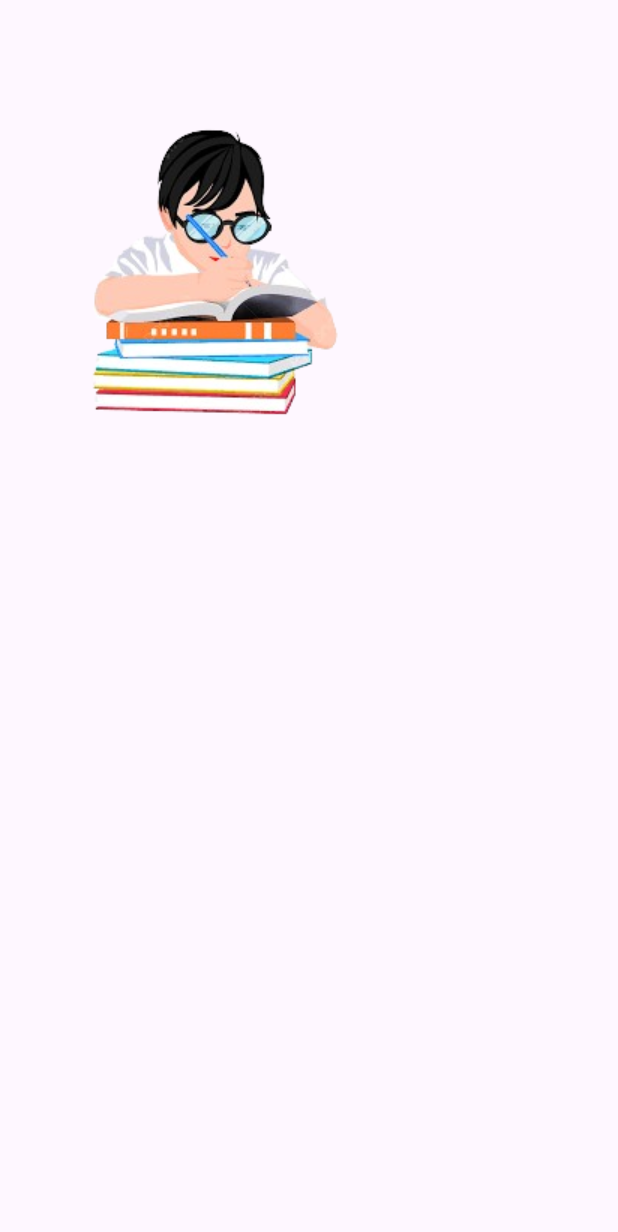
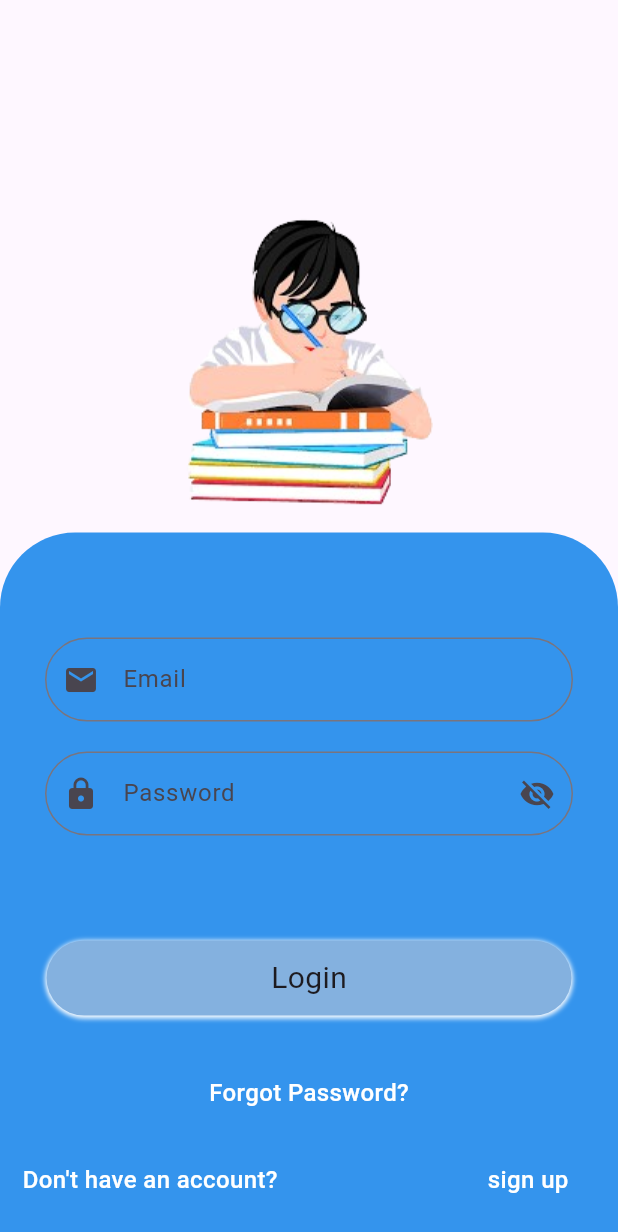
Before and after one commit to HajatAli777/firstapp, a Flutter app: the screen it shows after launch, on a phone screen of 412 x 824 dp. Shown: the top 1232 px of the screen. Run offline on Flutter 3.47's test engine with Material 3 defaults, Android fonts, the phone set to English and light mode, and no system bars; our stand-ins replace get.

Commit message:
Add login screen with email and password fields, and primary button

```diff
--- /dev/null
+++ b/lib/constants/primary_button.dart
@@ -0,0 +1,30 @@
+import 'package:firstapp/utills/colors.dart';
+import 'package:flutter/material.dart';
+
+class PrimaryButton extends StatelessWidget {
+  final String title;
+  const PrimaryButton({super.key, required this.title});
+
+  @override
+  Widget build(BuildContext context) {
+    return Container(
+      width: 350,
+      height: 50,
+      decoration: BoxDecoration(
+        color: AppColors.primaryLightColor,
+        borderRadius: BorderRadius.circular(50),
+        boxShadow: [
+          BoxShadow(
+            color: AppColors.secondaryColor,
+            spreadRadius: 1,
+            blurRadius: 2,
+            offset: const Offset(0, 1),
+          ),
+        ],
+      ),
+      child: Center(
+        child: Text(title, style: TextStyle(fontSize: 20, fontWeight: FontWeight.w400),),
+      ),
+    );
+  }
+}
--- a/lib/screens/login_screen.dart
+++ b/lib/screens/login_screen.dart
@@ -1,3 +1,5 @@
+import 'package:firstapp/constants/primary_button.dart';
+import 'package:firstapp/utills/colors.dart';
 import 'package:flutter/material.dart';
 
 class LoginScreen extends StatelessWidget {
@@ -6,11 +8,84 @@ class LoginScreen extends StatelessWidget {
   @override
   Widget build(BuildContext context) {
     return Scaffold(
-      body: Padding(
-        padding: const EdgeInsets.only(top: 70, left: 30, right: 30),
-        child: Image.asset("assets/study.png"),
+      body: SingleChildScrollView(
+        child: Column(
+
+          children: [
+            Padding(
+              padding: const EdgeInsets.only(top: 70, left: 30, right: 30),
+              child: Padding(
+                padding: const EdgeInsets.only(left: 50,right: 50 , top: 60, ),
+                child: Image.asset("assets/study.png",),
+              ),
 
 
+            ),
+
+            Container(
+
+              width: double.infinity,
+              height: 473,
+              decoration: BoxDecoration(
+                color: AppColors.primaryColor,
+                borderRadius: BorderRadius.only(topLeft: Radius.circular(50), topRight: Radius.circular(50))
+
+              ),
+              child: Column(
+                children: [
+                  Padding(
+                    padding: const EdgeInsets.only(left: 30.0, right: 30.0, top: 70.0),
+                    child: TextField(
+                      decoration: InputDecoration(
+                        hintText: 'Email',
+                        prefixIcon: Icon(Icons.email),
+                        border: OutlineInputBorder(borderRadius: BorderRadius.circular(30))
+                      ),
+                    ),
+
+                  ),
+                  const SizedBox(height: 20,),
+                  Padding(
+                    padding: const EdgeInsets.only(left: 30.0, right: 30.0,),
+                    child: TextField(
+                        decoration: InputDecoration(
+                          hintText: 'Password',
+                          prefixIcon: Icon(Icons.lock),
+                          suffixIcon: Icon(Icons.visibility_off),
+                          border: OutlineInputBorder(borderRadius: BorderRadius.circular(30))
+                        ),
+                      ),
+                  ),
+                  const SizedBox(height: 70,),
+                  PrimaryButton(title: 'Login',),
+                  const SizedBox(height: 40,),
+                  InkWell(
+                    onTap: () {
+                      debugPrint("Forgot Password tapped");
+                    },
+                    child: Text("Forgot Password?", style: TextStyle(fontSize: 16, fontWeight: FontWeight.w500, color: AppColors.secondaryColor),),
+                  ),
+                  const SizedBox(height: 20,),
+                  Padding(
+                    padding: const EdgeInsets.all(15.0),
+
+                    child: Row(
+                      children: [
+                        Container(
+                          child: Text("Don't have an account?", style: TextStyle(fontSize: 16, fontWeight: FontWeight.w500, color: AppColors.secondaryColor),),
+                        ),
+                        const SizedBox(width: 140,),
+                        Container(
+                          child: Text('sign up', style: TextStyle(fontSize: 16, fontWeight: FontWeight.w500, color: AppColors.secondaryColor),),
+                        ),
+                      ],
+                    ),
+                  )
+                ],
+              ),
+            )
+          ],
+        ),
       ),
     );
   }
```
Also changed, not shown: lib/screens/home_screen.dart (added).
